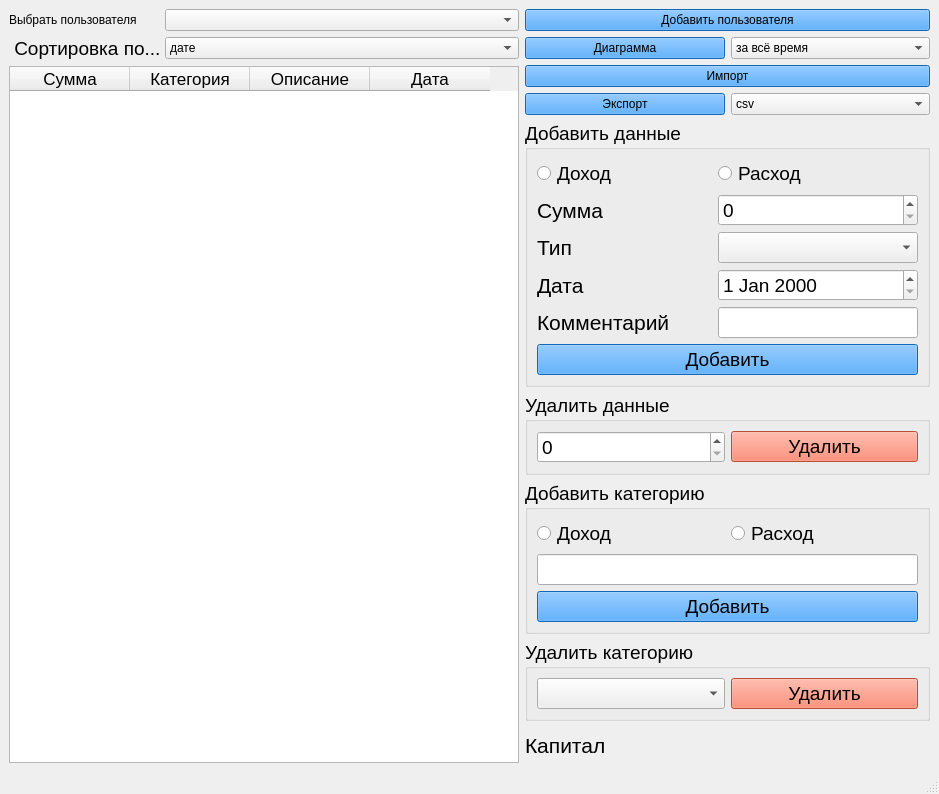
Qt form MainWindow.ui (Veter-ok/bookkeeping) before a commit.
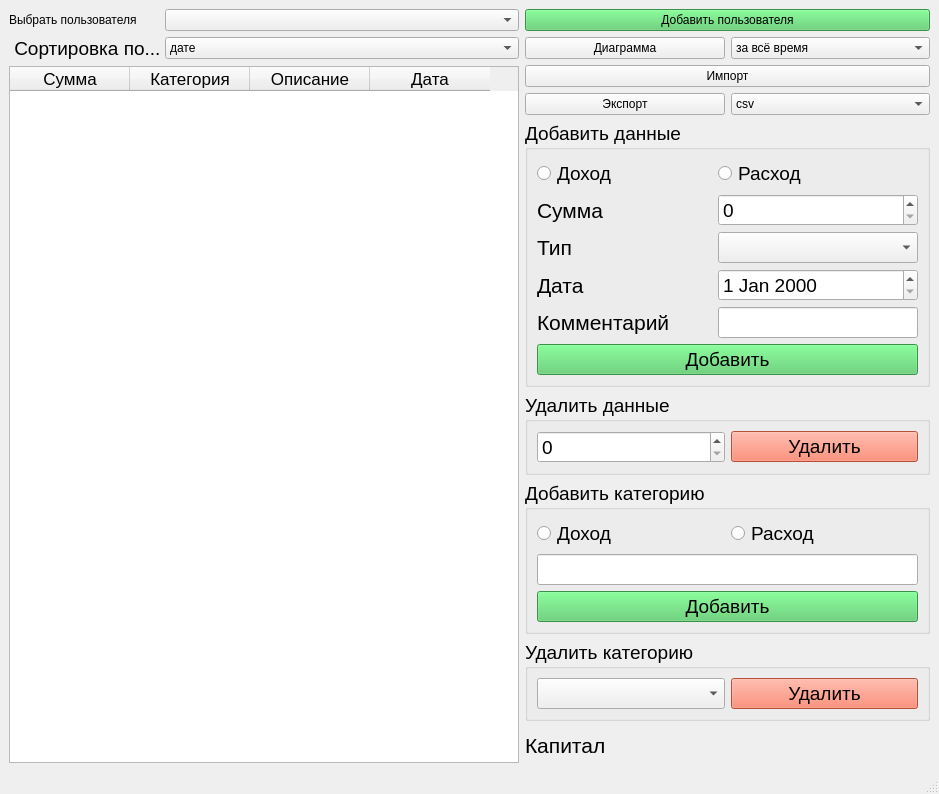
The same form after that commit.

Patch:
```diff
--- a/MainWindow.ui
+++ b/MainWindow.ui
@@ -111,7 +111,7 @@
        <item row="6" column="0" colspan="2">
         <widget class="QPushButton" name="btnAddData">
          <property name="styleSheet">
-          <string notr="true">background-color: DodgerBlue</string>
+          <string notr="true">background-color: #51CC64</string>
          </property>
          <property name="text">
           <string>Добавить</string>
@@ -183,7 +183,7 @@
        <item row="3" column="0" colspan="2">
         <widget class="QPushButton" name="btnAddType">
          <property name="styleSheet">
-          <string notr="true">background-color: DodgerBlue</string>
+          <string notr="true">background-color: #51CC64</string>
          </property>
          <property name="text">
           <string>Добавить</string>
@@ -232,7 +232,7 @@
       <item>
        <widget class="QPushButton" name="btnImportPayments">
         <property name="styleSheet">
-         <string notr="true">background-color: DodgerBlue</string>
+         <string notr="true"/>
         </property>
         <property name="text">
          <string>Импорт</string>
@@ -258,7 +258,7 @@
       <item>
        <widget class="QPushButton" name="btnExportPayments">
         <property name="styleSheet">
-         <string notr="true">background-color: DodgerBlue</string>
+         <string notr="true"/>
         </property>
         <property name="text">
          <string>Экспорт</string>
@@ -281,7 +281,7 @@
       <item>
        <widget class="QPushButton" name="btnChart">
         <property name="styleSheet">
-         <string notr="true">background-color: DodgerBlue</string>
+         <string notr="true"/>
         </property>
         <property name="text">
          <string>Диаграмма</string>
@@ -312,7 +312,7 @@
     <item row="0" column="2">
      <widget class="QPushButton" name="btnAddUser">
       <property name="styleSheet">
-       <string notr="true">background-color: DodgerBlue</string>
+       <string notr="true">background-color: #51CC64</string>
       </property>
       <property name="text">
        <string>Добавить пользователя</string>
```
